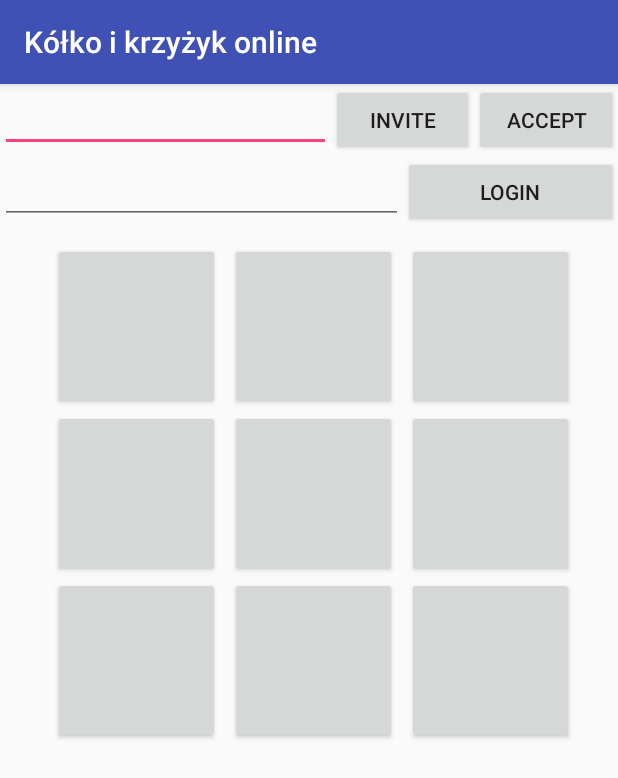
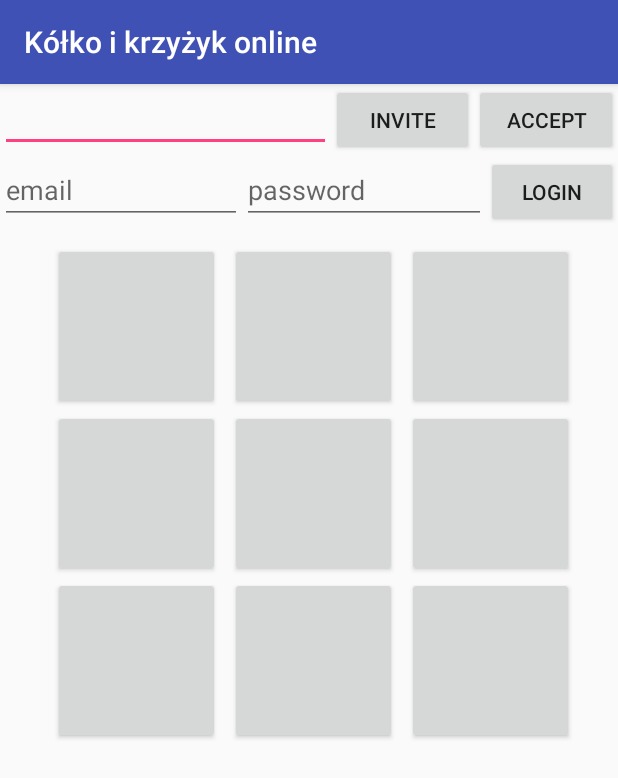
Before and after one commit to Marczu/KolkoiKrzyzykOnline, an Android app: the screen it shows after launch (MainActivity), after a tap on "LOGIN", on a phone screen of 412 x 824 dp. Shown: the top 778 px of the screen. Run offline under Robolectric (Android 15) with nearby library versions, the phone set to English and light mode, and no system bars; our stand-ins replace Firebase (no records; nobody signed in at launch, a user with empty details on screens opened directly).

Commit message:
commit 2 ustawienie firebase, dodawanie i logowanie uzytkowników

```diff
--- a/app/src/main/java/com/marcinmejner/kkoikrzyykonline/MainActivity.kt
+++ b/app/src/main/java/com/marcinmejner/kkoikrzyykonline/MainActivity.kt
@@ -13,11 +13,7 @@ import com.google.android.gms.tasks.Task
 import android.support.annotation.NonNull
 import android.support.v4.app.FragmentActivity
 import com.google.android.gms.tasks.OnCompleteListener
-
-
-
-
-
+import kotlinx.android.synthetic.main.activity_main.*
 
 
 class MainActivity : AppCompatActivity() {
@@ -59,6 +55,11 @@ class MainActivity : AppCompatActivity() {
     }
 
     fun BuLogin(view: View){
+        Log.d(TAG, "BuLogin: ")
+
+        val email: String = etMyEmail.text.toString()
+        val password: String = etMyPassword.text.toString()
+        userLogin(email, password)
 
     }
 
--- a/app/src/main/res/layout/activity_main.xml
+++ b/app/src/main/res/layout/activity_main.xml
@@ -43,22 +43,39 @@
         android:layout_height="wrap_content"
         android:orientation="horizontal">
 
+        <LinearLayout
+            android:layout_width="match_parent"
+            android:layout_height="wrap_content"
+            android:orientation="horizontal">
+
             <EditText
                 android:id="@+id/etMyEmail"
-            android:layout_width="wrap_content"
+                android:layout_width="0dp"
                 android:layout_height="wrap_content"
-            android:layout_weight="1"
+                android:layout_weight="0.35"
+                android:hint="email"
                 android:ems="10"
                 android:inputType="textEmailAddress" />
+
+            <EditText
+                android:id="@+id/etMyPassword"
+                android:hint="password"
+                android:layout_width="0dp"
+                android:layout_height="wrap_content"
+                android:layout_weight="0.35"
+                android:ems="10"
+                android:inputType="textPassword" />
 
             <Button
                 android:id="@+id/buLogin"
                 android:layout_width="wrap_content"
                 android:layout_height="wrap_content"
-            android:layout_weight="1"
                 android:onClick="BuLogin"
                 android:text="Login" />
         </LinearLayout>
+
+    </LinearLayout>
+
 
     <TableLayout
         android:layout_width="match_parent"
```
Lines whose indentation alone changed are shown as unchanged.
